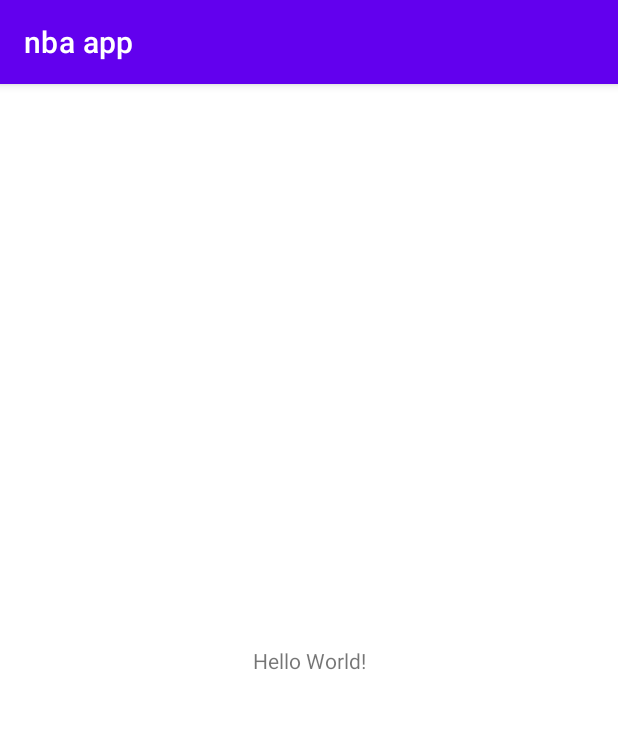
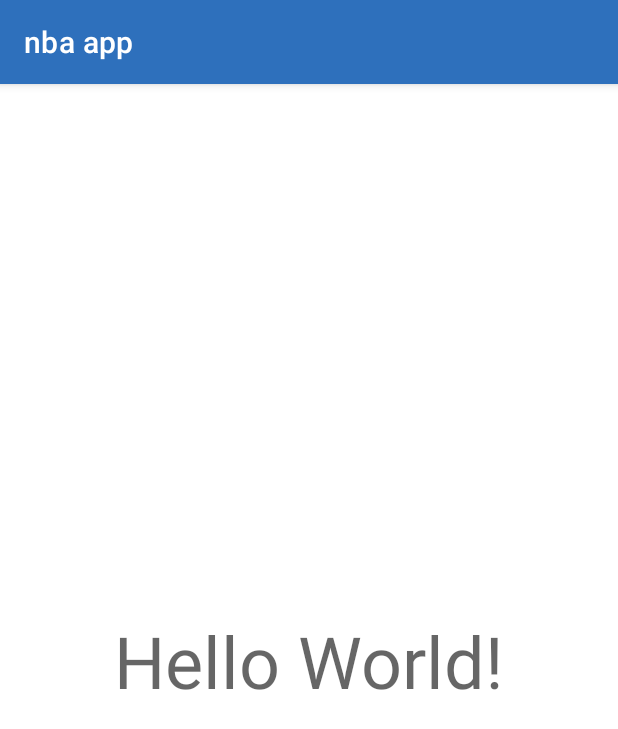
Before and after one commit to itzae/nba-app, an Android app: the screen it shows after launch (MainActivity), on a phone screen of 412 x 824 dp. Shown: the top 729 px of the screen. Run offline under Robolectric (Android 15) with nearby library versions, the phone set to English and light mode, and no system bars.

Commit message:
TA: #2 The representative colors of the NBA were added to be used in the application

```diff
--- a/app/src/main/res/layout/activity_main.xml
+++ b/app/src/main/res/layout/activity_main.xml
@@ -7,8 +7,10 @@
     tools:context=".MainActivity">
 
     <TextView
+        style="@style/TextAppearance.MaterialComponents.Headline3"
         android:layout_width="wrap_content"
         android:layout_height="wrap_content"
+        android:fontFamily="@font/roboto"
         android:text="Hello World!"
         app:layout_constraintBottom_toBottomOf="parent"
         app:layout_constraintLeft_toLeftOf="parent"
--- a/app/src/main/res/values-night/themes.xml
+++ b/app/src/main/res/values-night/themes.xml
@@ -2,12 +2,12 @@
     <!-- Base application theme. -->
     <style name="Theme.NbaApp" parent="Theme.MaterialComponents.DayNight.DarkActionBar">
         <!-- Primary brand color. -->
-        <item name="colorPrimary">@color/purple_200</item>
-        <item name="colorPrimaryVariant">@color/purple_700</item>
+        <item name="colorPrimary">@color/blue_700</item>
+        <item name="colorPrimaryVariant">@color/blue_900</item>
         <item name="colorOnPrimary">@color/black</item>
         <!-- Secondary brand color. -->
-        <item name="colorSecondary">@color/teal_200</item>
-        <item name="colorSecondaryVariant">@color/teal_200</item>
+        <item name="colorSecondary">@color/red_800</item>
+        <item name="colorSecondaryVariant">@color/red_800</item>
         <item name="colorOnSecondary">@color/black</item>
         <!-- Status bar color. -->
         <item name="android:statusBarColor" tools:targetApi="l">?attr/colorPrimaryVariant</item>
--- a/app/src/main/res/values/colors.xml
+++ b/app/src/main/res/values/colors.xml
@@ -1,10 +1,12 @@
 <?xml version="1.0" encoding="utf-8"?>
 <resources>
-    <color name="purple_200">#FFBB86FC</color>
-    <color name="purple_500">#FF6200EE</color>
-    <color name="purple_700">#FF3700B3</color>
-    <color name="teal_200">#FF03DAC5</color>
-    <color name="teal_700">#FF018786</color>
+    <!--Brand color-->
+    <color name="blue_500">#429BE9</color>
+    <color name="blue_700">#2E70BC</color>
+    <color name="blue_900">#1D428A</color>
+    <color name="red_600">#E8273D</color>
+    <color name="red_800">#C9102E</color>
+
     <color name="black">#FF000000</color>
     <color name="white">#FFFFFFFF</color>
 </resources>
--- a/app/src/main/res/values/themes.xml
+++ b/app/src/main/res/values/themes.xml
@@ -2,12 +2,12 @@
     <!-- Base application theme. -->
     <style name="Theme.NbaApp" parent="Theme.MaterialComponents.DayNight.DarkActionBar">
         <!-- Primary brand color. -->
-        <item name="colorPrimary">@color/purple_500</item>
-        <item name="colorPrimaryVariant">@color/purple_700</item>
+        <item name="colorPrimary">@color/blue_700</item>
+        <item name="colorPrimaryVariant">@color/blue_900</item>
         <item name="colorOnPrimary">@color/white</item>
         <!-- Secondary brand color. -->
-        <item name="colorSecondary">@color/teal_200</item>
-        <item name="colorSecondaryVariant">@color/teal_700</item>
+        <item name="colorSecondary">@color/red_600</item>
+        <item name="colorSecondaryVariant">@color/red_800</item>
         <item name="colorOnSecondary">@color/black</item>
         <!-- Status bar color. -->
         <item name="android:statusBarColor" tools:targetApi="l">?attr/colorPrimaryVariant</item>
```
Also changed, not shown: app/src/main/res/values/style.xml (added, +82 -0 lines), app/src/main/res/font/roboto.ttf (added).
